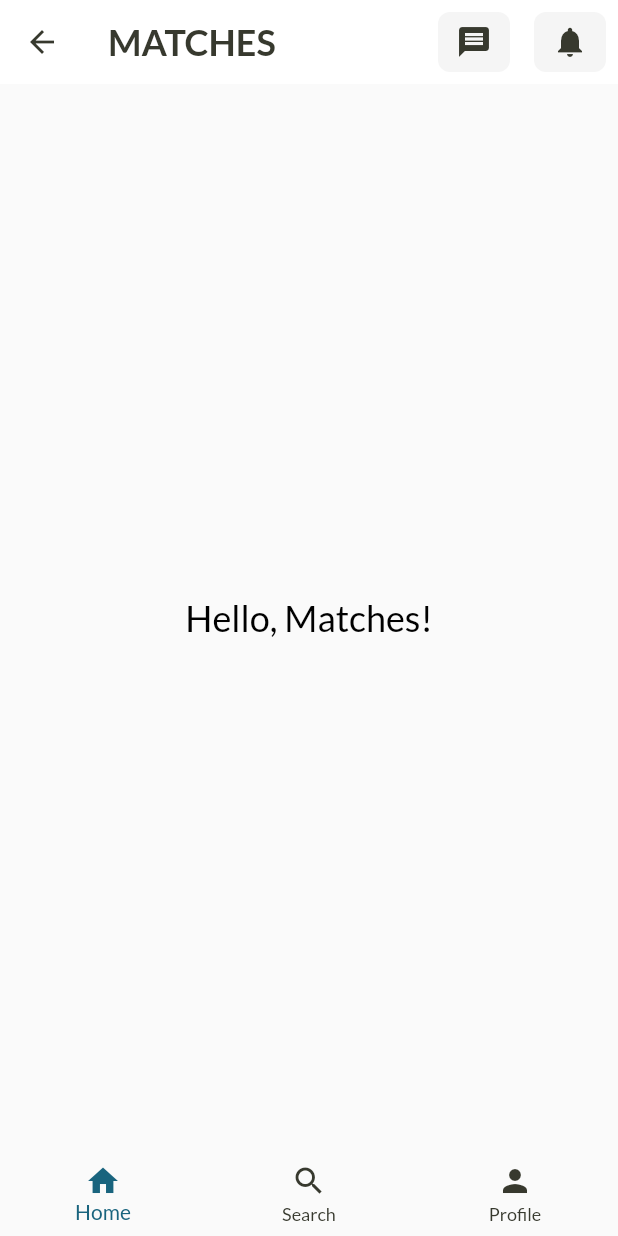
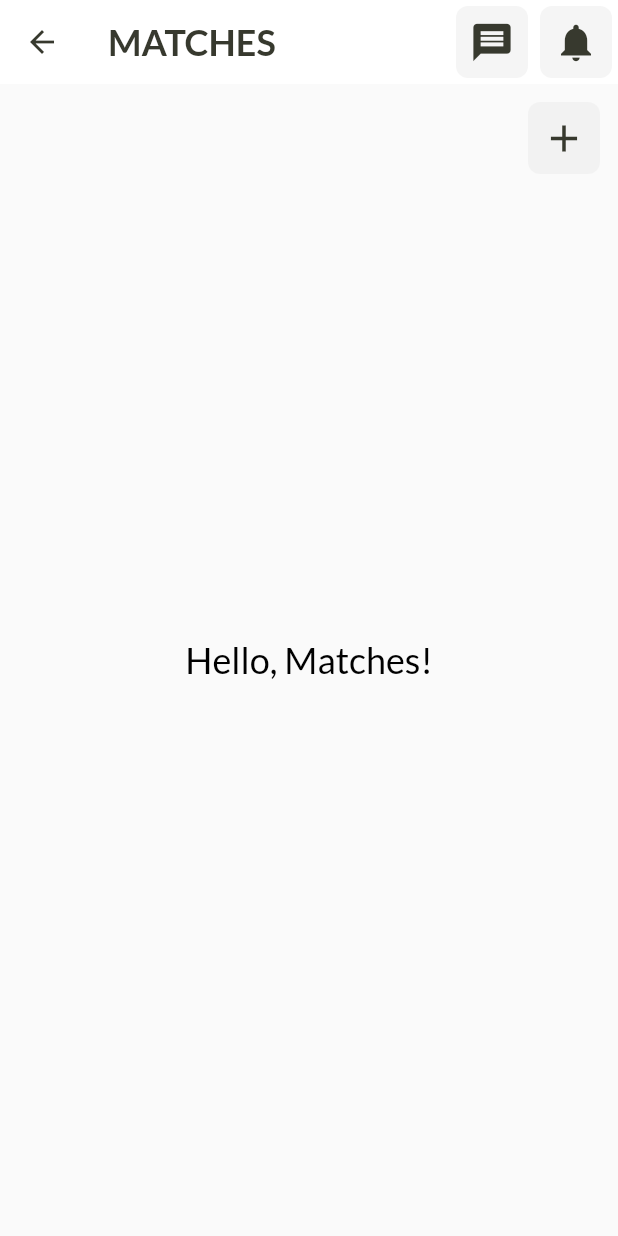
Before and after one commit to ISIS3510-202320-Team21/flutter_sports_app, a Flutter app: the MatchesView screen opened directly, on a phone screen of 412 x 824 dp. Run offline on Flutter 3.47's test engine with Material 2 defaults, Android fonts, the phone set to English and light mode, and no system bars; our stand-ins replace bloc, email_validator, equatable, flutter_bloc, flutter_dotenv, flutter_screenutil; project files that could hold a hidden picture were left out.

Commit message:
Matches finished

```diff
--- a/lib/presentation/screens/matches_view.dart
+++ b/lib/presentation/screens/matches_view.dart
@@ -1,22 +1,14 @@
 import 'package:flutter/material.dart';
+import 'package:flutter_app_sports/presentation/widgets/CustomBottomNavigationBar.dart';
 
 class MatchesView extends StatefulWidget {
   const MatchesView({super.key});
 
   @override
-  // ignore: library_private_types_in_public_api
   _MatchesViewState createState() => _MatchesViewState();
 }
 
 class _MatchesViewState extends State<MatchesView> {
-  int _selectedIndex = 0;
-
-  void _onItemTapped(int index) {
-    setState(() {
-      _selectedIndex = index;
-    });
-  }
-
   Widget _iconButtonWithBackground(IconData iconData, VoidCallback onPressed) {
     final colorScheme = Theme.of(context).colorScheme;
 
@@ -25,10 +17,13 @@ class _MatchesViewState extends State<MatchesView> {
         color: colorScheme.surface.withOpacity(0.5),
         borderRadius: BorderRadius.circular(8.0),
       ),
-      margin: const EdgeInsets.fromLTRB(8.0, 8.0, 8,
-          8.0),
+      margin: const EdgeInsets.all(4.0),
       child: IconButton(
-        icon: Icon(iconData, color: colorScheme.onBackground),
+        icon: Icon(
+          iconData,
+          color: colorScheme.onBackground,
+          size: 30, // Aumentado el tamaño para que se vea más grueso
+        ),
         onPressed: onPressed,
       ),
     );
@@ -62,7 +57,9 @@ class _MatchesViewState extends State<MatchesView> {
           }),
         ],
       ),
-      body: const SafeArea(
+      body: Stack(
+        children: [
+          const SafeArea(
             child: Center(
               child: Text(
                 'Hello, Matches!',
@@ -70,29 +67,16 @@ class _MatchesViewState extends State<MatchesView> {
               ),
             ),
           ),
-      bottomNavigationBar: BottomNavigationBar(
-        elevation: 0.0,
-        items: <BottomNavigationBarItem>[
-          BottomNavigationBarItem(
-            icon: Icon(Icons.home, color: colorScheme.onBackground),
-            activeIcon: Icon(Icons.home, color: colorScheme.primary),
-            label: 'Home',
+          Align(
+            alignment: Alignment.topRight,
+            child: Padding(
+              padding: const EdgeInsets.all(8.0),
+              child: _iconButtonWithBackground(Icons.add, () {
+                // Acción para el ícono de +
+              }),
             ),
-          BottomNavigationBarItem(
-            icon: Icon(Icons.search, color: colorScheme.onBackground),
-            activeIcon: Icon(Icons.search, color: colorScheme.primary),
-            label: 'Search',
-          ),
-          BottomNavigationBarItem(
-            icon: Icon(Icons.person, color: colorScheme.onBackground),
-            activeIcon: Icon(Icons.person, color: colorScheme.primary),
-            label: 'Profile',
           ),
         ],
-        currentIndex: _selectedIndex,
-        selectedItemColor: colorScheme.primary,
-        unselectedItemColor: colorScheme.onBackground,
-        onTap: _onItemTapped,
       ),
     );
   }
--- a/lib/presentation/screens/profile_view.dart
+++ b/lib/presentation/screens/profile_view.dart
@@ -34,7 +34,6 @@ class _ProfileViewState extends State<ProfileView> {
           style: TextStyle(fontSize: 24),
         ),
       ),
-        bottomNavigationBar: const BottomNavigationBarView()
     );
   }
 }
```
Also changed, not shown: lib/logic/blocs/match/bloc/bloc/match_bloc.dart (added, +13 -0 lines), lib/logic/blocs/match/bloc/bloc/match_event.dart (added, +8 -0 lines), lib/logic/blocs/match/bloc/bloc/match_state.dart (added, +10 -0 lines), lib/presentation/router/app_router.dart (+3 -10 lines), lib/presentation/widgets/CustomBottomNavigationBar.dart (added, +41 -0 lines), lib/presentation/widgets/MainLayout.dart (added, +40 -0 lines). Lines whose indentation alone changed are shown as unchanged.
